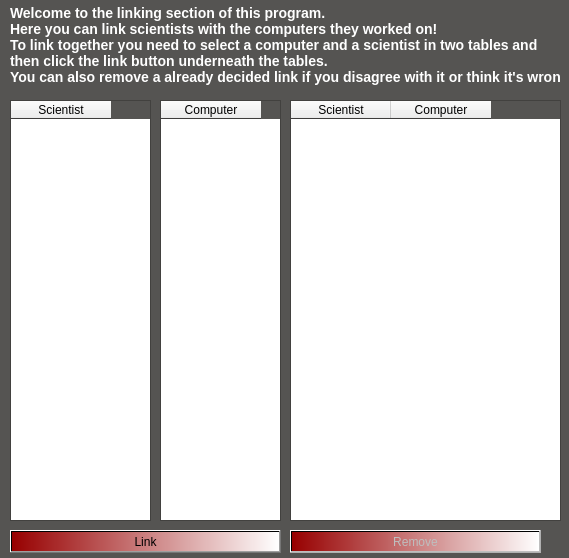
This is EndurvinnslustöðATeam/Skil3/Ui/linktogether.ui in trunti/verklegtn-m as Qt 5 draws it before an edit. The edited form follows.
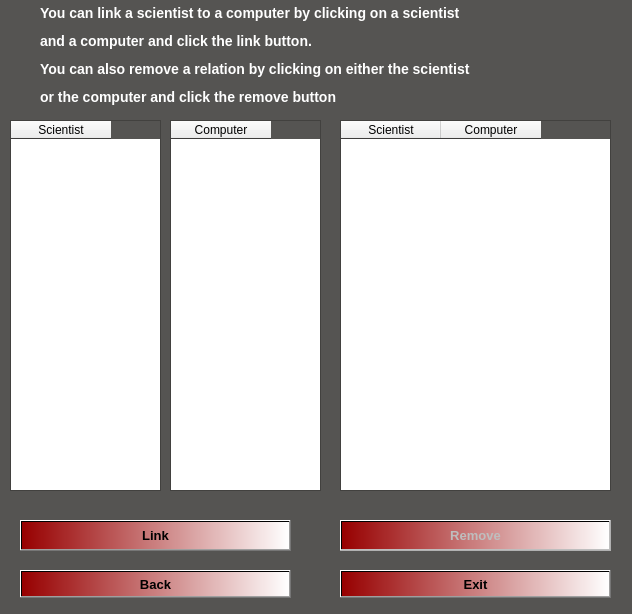
This is the edited form. Icons and pictures are not drawn.

The edit to the form file:
```diff
--- a/EndurvinnslustöðATeam/Skil3/Ui/linktogether.ui
+++ b/EndurvinnslustöðATeam/Skil3/Ui/linktogether.ui
@@ -6,8 +6,8 @@
    <rect>
     <x>0</x>
     <y>0</y>
-    <width>569</width>
-    <height>558</height>
+    <width>632</width>
+    <height>614</height>
    </rect>
   </property>
   <property name="palette">
@@ -84,10 +84,10 @@
   <widget class="QTableWidget" name="table_relation">
    <property name="geometry">
     <rect>
-     <x>290</x>
-     <y>100</y>
+     <x>340</x>
+     <y>120</y>
      <width>271</width>
-     <height>421</height>
+     <height>371</height>
     </rect>
    </property>
    <column>
@@ -104,12 +104,19 @@
   <widget class="QPushButton" name="button_link">
    <property name="geometry">
     <rect>
-     <x>10</x>
-     <y>530</y>
+     <x>20</x>
+     <y>520</y>
      <width>271</width>
-     <height>23</height>
+     <height>31</height>
     </rect>
    </property>
+   <property name="font">
+    <font>
+     <pointsize>10</pointsize>
+     <weight>75</weight>
+     <bold>true</bold>
+    </font>
+   </property>
    <property name="styleSheet">
     <string notr="true">background-color: qlineargradient(spread:pad, x1:0, y1:0, x2:1, y2:0, stop:0 rgba(151, 0, 0, 255), stop:1 rgba(255, 255, 255, 255));
 </string>
@@ -122,9 +129,9 @@
    <property name="geometry">
     <rect>
      <x>10</x>
-     <y>100</y>
-     <width>141</width>
-     <height>421</height>
+     <y>120</y>
+     <width>151</width>
+     <height>371</height>
     </rect>
    </property>
    <column>
@@ -136,10 +143,10 @@
   <widget class="QTableWidget" name="table_comp">
    <property name="geometry">
     <rect>
-     <x>160</x>
-     <y>100</y>
-     <width>121</width>
-     <height>421</height>
+     <x>170</x>
+     <y>120</y>
+     <width>151</width>
+     <height>371</height>
     </rect>
    </property>
    <column>
@@ -154,12 +161,19 @@
    </property>
    <property name="geometry">
     <rect>
-     <x>290</x>
-     <y>530</y>
-     <width>251</width>
-     <height>23</height>
+     <x>340</x>
+     <y>520</y>
+     <width>271</width>
+     <height>31</height>
     </rect>
    </property>
+   <property name="font">
+    <font>
+     <pointsize>10</pointsize>
+     <weight>75</weight>
+     <bold>true</bold>
+    </font>
+   </property>
    <property name="styleSheet">
     <string notr="true">background-color: qlineargradient(spread:pad, x1:0, y1:0, x2:1, y2:0, stop:0 rgba(151, 0, 0, 255), stop:1 rgba(255, 255, 255, 255));
 </string>
@@ -171,17 +185,63 @@
   <widget class="QLabel" name="label">
    <property name="geometry">
     <rect>
-     <x>10</x>
+     <x>40</x>
      <y>0</y>
-     <width>551</width>
-     <height>91</height>
+     <width>591</width>
+     <height>111</height>
     </rect>
    </property>
    <property name="styleSheet">
     <string notr="true">color: rgb(255, 255, 255);</string>
    </property>
    <property name="text">
-    <string>&lt;html&gt;&lt;head/&gt;&lt;body&gt;&lt;p&gt;&lt;span style=&quot; font-size:large; font-weight:600;&quot;&gt;Welcome to the linking section of this program.&lt;br/&gt;Here you can link scientists with the computers they worked on! &lt;br/&gt;To link together you need to select a computer and a scientist in two tables and &lt;br/&gt;then click the link button underneath the tables.&lt;br/&gt;You can also remove a already decided link if you disagree with it or think it's wrong.&lt;/span&gt;&lt;/p&gt;&lt;/body&gt;&lt;/html&gt;</string>
+    <string>&lt;html&gt;&lt;head/&gt;&lt;body&gt;&lt;p&gt;&lt;span style=&quot; font-size:large; font-weight:600;&quot;&gt;You can link a scientist to a computer by clicking on a scientist&lt;/span&gt;&lt;/p&gt;&lt;p&gt;&lt;span style=&quot; font-size:large; font-weight:600;&quot;&gt; and a computer and click the link button. &lt;/span&gt;&lt;/p&gt;&lt;p&gt;&lt;span style=&quot; font-size:large; font-weight:600;&quot;&gt;You can also remove a relation by clicking on either the scientist&lt;/span&gt;&lt;/p&gt;&lt;p&gt;&lt;span style=&quot; font-size:large; font-weight:600;&quot;&gt; or the computer and click the remove button&lt;/span&gt;&lt;/p&gt;&lt;/body&gt;&lt;/html&gt;</string>
+   </property>
+  </widget>
+  <widget class="QPushButton" name="Button_back">
+   <property name="geometry">
+    <rect>
+     <x>20</x>
+     <y>570</y>
+     <width>271</width>
+     <height>28</height>
+    </rect>
+   </property>
+   <property name="font">
+    <font>
+     <pointsize>10</pointsize>
+     <weight>75</weight>
+     <bold>true</bold>
+    </font>
+   </property>
+   <property name="styleSheet">
+    <string notr="true">background-color: qlineargradient(spread:pad, x1:0, y1:0, x2:1, y2:0, stop:0 rgba(151, 0, 0, 255), stop:1 rgba(255, 255, 255, 255));</string>
+   </property>
+   <property name="text">
+    <string>Back</string>
+   </property>
+  </widget>
+  <widget class="QPushButton" name="Button_exit">
+   <property name="geometry">
+    <rect>
+     <x>340</x>
+     <y>570</y>
+     <width>271</width>
+     <height>28</height>
+    </rect>
+   </property>
+   <property name="font">
+    <font>
+     <pointsize>10</pointsize>
+     <weight>75</weight>
+     <bold>true</bold>
+    </font>
+   </property>
+   <property name="styleSheet">
+    <string notr="true">background-color: qlineargradient(spread:pad, x1:0, y1:0, x2:1, y2:0, stop:0 rgba(151, 0, 0, 255), stop:1 rgba(255, 255, 255, 255));</string>
+   </property>
+   <property name="text">
+    <string>Exit</string>
    </property>
   </widget>
  </widget>
```
